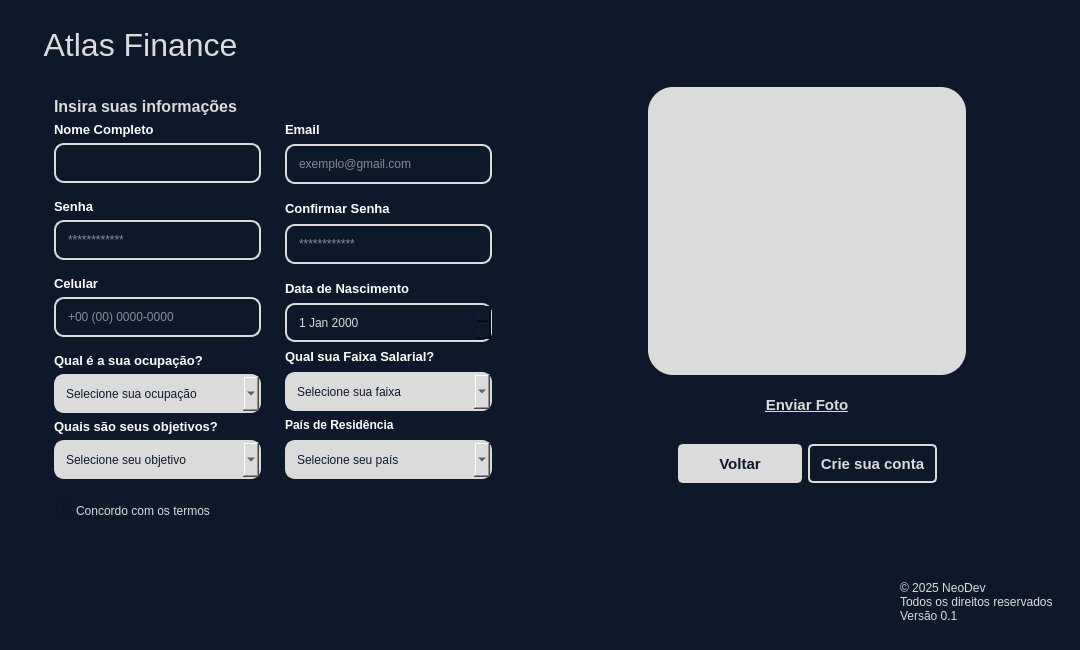
The window that ui/CadastroWindow.ui (kawlu/Atlas-Finance) describes before a commit, drawn with Qt 5.
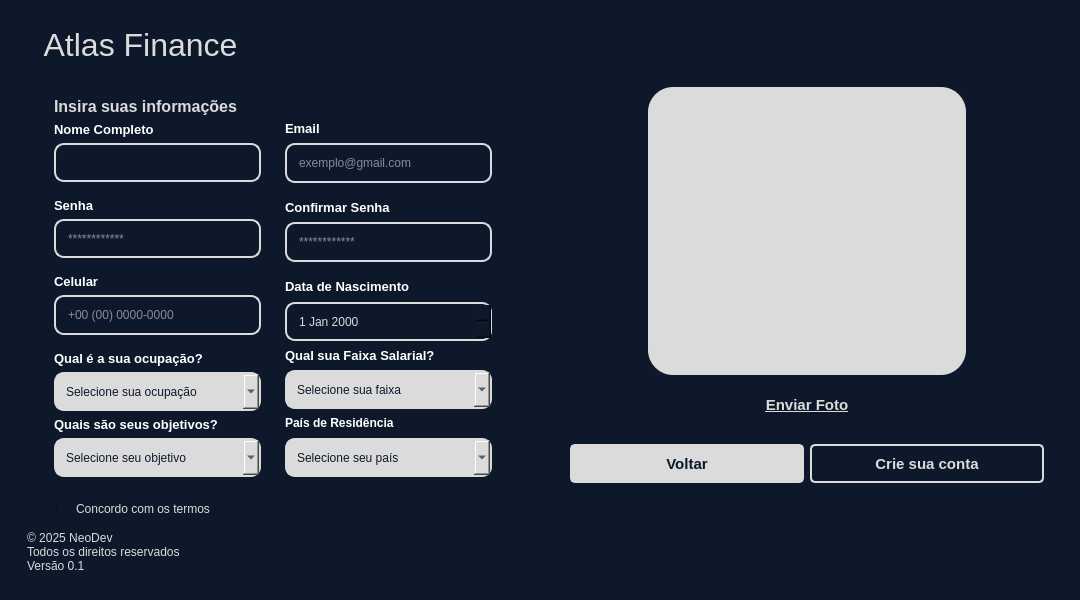
The same window after the commit. Icons and pictures are not drawn.

Commit message: Fix regex cadastro celular

Patch:
```diff
--- a/ui/CadastroWindow.ui
+++ b/ui/CadastroWindow.ui
@@ -7,19 +7,19 @@
     <x>0</x>
     <y>0</y>
     <width>1080</width>
-    <height>650</height>
+    <height>600</height>
    </rect>
   </property>
   <property name="minimumSize">
    <size>
     <width>1080</width>
-    <height>650</height>
+    <height>600</height>
    </size>
   </property>
   <property name="maximumSize">
    <size>
     <width>1080</width>
-    <height>650</height>
+    <height>618</height>
    </size>
   </property>
   <property name="windowTitle">
@@ -523,22 +523,16 @@
                </property>
               </widget>
              </item>
-             <item>
-              <spacer name="verticalSpacer_2">
-               <property name="orientation">
-                <enum>Qt::Vertical</enum>
-               </property>
-               <property name="sizeHint" stdset="0">
-                <size>
-                 <width>20</width>
-                 <height>40</height>
-                </size>
-               </property>
-              </spacer>
-             </item>
             </layout>
            </widget>
           </item>
+          <item>
+           <widget class="QLabel" name="lbl_copyright">
+            <property name="text">
+             <string>&lt;html&gt;&lt;head/&gt;&lt;body&gt;&lt;p&gt;&lt;span style=&quot; color:#dbdbdb;&quot;&gt;© 2025 NeoDev&lt;br/&gt;Todos os direitos reservados&lt;br/&gt;Versão 0.1&lt;/span&gt;&lt;/p&gt;&lt;/body&gt;&lt;/html&gt;</string>
+            </property>
+           </widget>
+          </item>
          </layout>
         </widget>
        </item>
@@ -716,19 +710,6 @@
              <enum>QFrame::Raised</enum>
             </property>
             <layout class="QHBoxLayout" name="horizontalLayout_6">
-             <item>
-              <spacer name="horizontalSpacer">
-               <property name="orientation">
-                <enum>Qt::Horizontal</enum>
-               </property>
-               <property name="sizeHint" stdset="0">
-                <size>
-                 <width>40</width>
-                 <height>20</height>
-                </size>
-               </property>
-              </spacer>
-             </item>
              <item>
               <widget class="QPushButton" name="btn_login">
                <property name="sizePolicy">
@@ -790,29 +771,9 @@
                </property>
               </widget>
              </item>
-             <item>
-              <spacer name="horizontalSpacer_2">
-               <property name="orientation">
-                <enum>Qt::Horizontal</enum>
-               </property>
-               <property name="sizeHint" stdset="0">
-                <size>
-                 <width>40</width>
-                 <height>20</height>
-                </size>
-               </property>
-              </spacer>
-             </item>
             </layout>
            </widget>
           </item>
-          <item alignment="Qt::AlignRight|Qt::AlignBottom">
-           <widget class="QLabel" name="lbl_copyright">
-            <property name="text">
-             <string>&lt;html&gt;&lt;head/&gt;&lt;body&gt;&lt;p&gt;&lt;span style=&quot; color:#dbdbdb;&quot;&gt;© 2025 NeoDev&lt;br/&gt;Todos os direitos reservados&lt;br/&gt;Versão 0.1&lt;/span&gt;&lt;/p&gt;&lt;/body&gt;&lt;/html&gt;</string>
-            </property>
-           </widget>
-          </item>
          </layout>
         </widget>
        </item>
```
Left out of the diff: 3 changed lines with no effect on the pictures. The commit also changes 1 other file.
